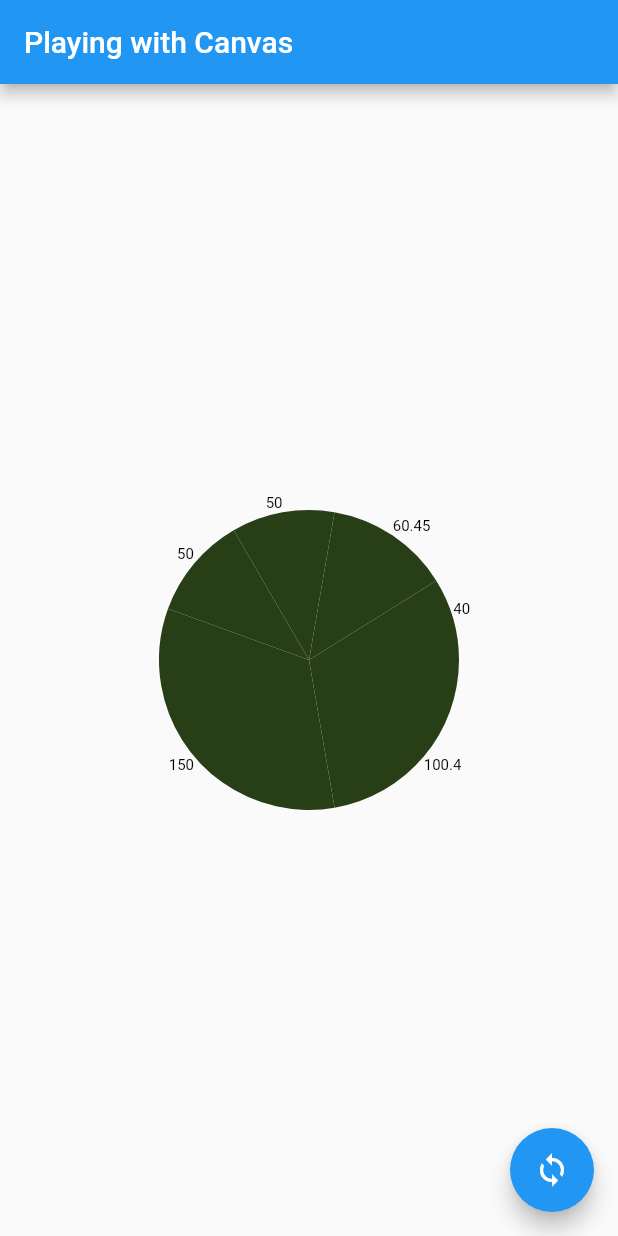
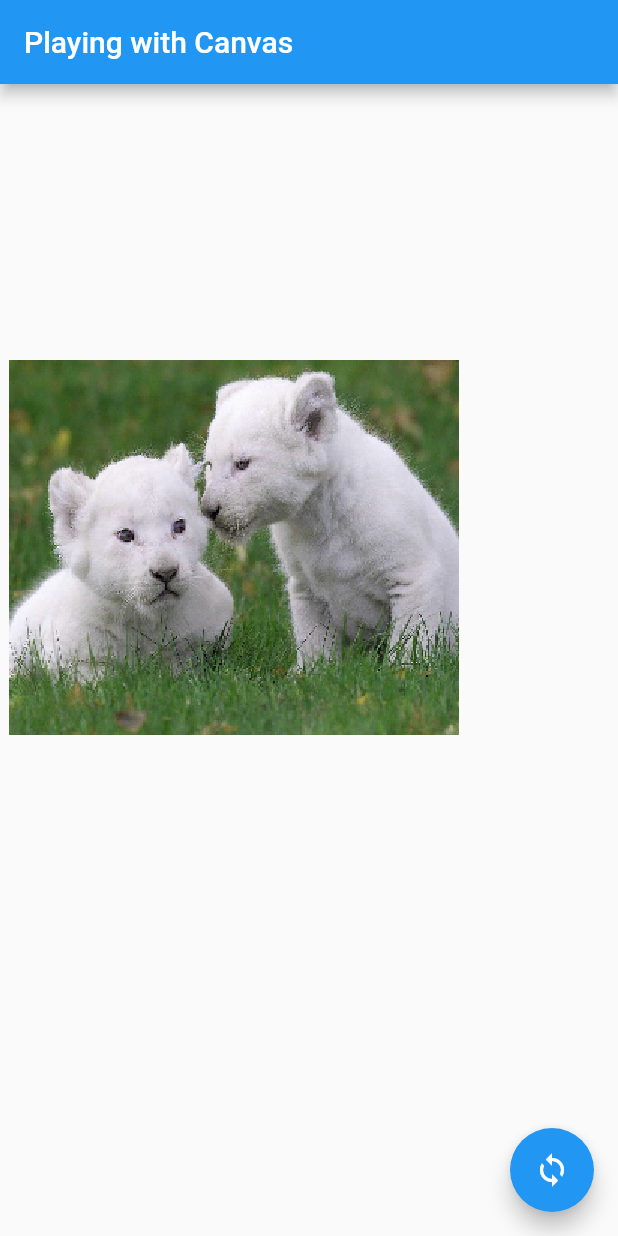
Before and after one commit to minuth/flutter-playing_with_canvas, a Flutter app: the screen it shows after launch, on a phone screen of 412 x 824 dp. Run offline on Flutter 3.47's test engine with Material 2 defaults, Android fonts, the phone set to English and light mode, and no system bars.

Commit message:
added draw image

```diff
--- a/lib/main.dart
+++ b/lib/main.dart
@@ -1,4 +1,5 @@
 import 'package:flutter/material.dart';
+import 'package:playing_with_canvas/widget/circle_frame.dart';
 import 'package:playing_with_canvas/widget/circle_travell.dart';
 import 'package:playing_with_canvas/widget/google_icon.dart';
 import 'package:playing_with_canvas/widget/pei_chart.dart';
@@ -38,7 +39,7 @@ class _MyHomePageState extends State<MyHomePage> {
       appBar: AppBar(
         title: Text(widget.title),
       ),
-      body: PeiChart(),
+      body: CircleFrame(),
       floatingActionButton: FloatingActionButton(
         onPressed: () {},
         tooltip: 'Animate',
--- /dev/null
+++ b/lib/painter/circle_frame_painter.dart
@@ -0,0 +1,18 @@
+import 'dart:ui' as ui;
+import 'package:flutter/widgets.dart';
+
+class CirlceFramePainter extends CustomPainter {
+  final ui.Image image;
+
+  CirlceFramePainter(this.image);
+
+  @override
+  void paint(Canvas canvas, Size size) {
+    canvas.drawImage(image, Offset(0, 0), Paint());
+  }
+
+  @override
+  bool shouldRepaint(CirlceFramePainter oldDelegate) {
+    return true;
+  }
+}
--- a/lib/painter/pei_chart_painter.dart
+++ b/lib/painter/pei_chart_painter.dart
@@ -13,6 +13,7 @@ class PeiChartPainter extends CustomPainter {
     final rect = Rect.fromCircle(center: _centerPoint, radius: radius);
 
     final chartValues = [100.4, 150, 50, 50, 60.45, 40];
+
     final totalValue = chartValues.reduce((a, b) => a + b);
     double currentDegree = 0;
     for (var value in chartValues) {
--- /dev/null
+++ b/lib/widget/circle_frame.dart
@@ -0,0 +1,36 @@
+import 'package:flutter/services.dart';
+import 'package:flutter/widgets.dart';
+import 'package:playing_with_canvas/painter/circle_frame_painter.dart';
+import 'dart:ui' as ui;
+import 'package:image/image.dart' as image;
+
+class CircleFrame extends StatelessWidget {
+  @override
+  Widget build(BuildContext context) {
+    return FutureBuilder<ui.Image>(
+        future: getUiImage("assets/animal.jpg", 250, 300),
+        builder: (context, snapshot) => Center(
+              child: Container(
+                width: 400,
+                height: 400,
+                child: CustomPaint(
+                  size: Size(400, 400),
+                  painter: CirlceFramePainter(snapshot.data),
+                ),
+              ),
+            ));
+  }
+
+  Future<ui.Image> getUiImage(
+      String imageAssetPath, int height, int width) async {
+    final ByteData assetImageByteData = await rootBundle.load(imageAssetPath);
+    image.Image baseSizeImage =
+        image.decodeImage(assetImageByteData.buffer.asUint8List());
+    image.Image resizeImage =
+        image.copyResize(baseSizeImage, height: height, width: width);
+    ui.Codec codec =
+        await ui.instantiateImageCodec(image.encodePng(resizeImage));
+    ui.FrameInfo frameInfo = await codec.getNextFrame();
+    return frameInfo.image;
+  }
+}
```
Also changed, not shown: pubspec.yaml (+3 -9 lines), assets/animal.jpg (added).
